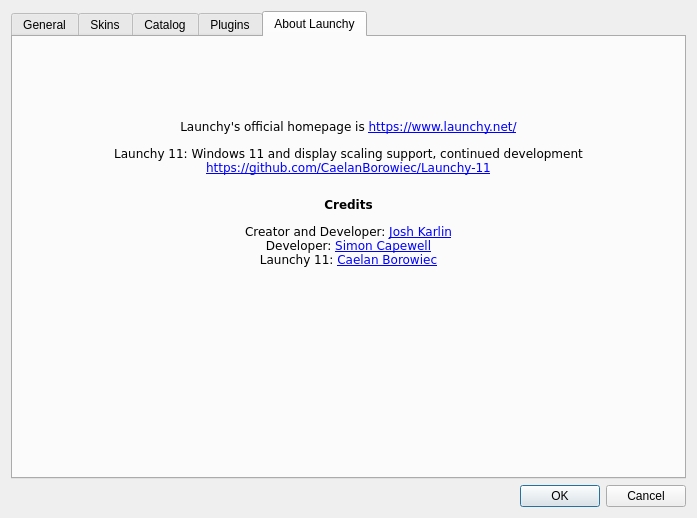
Before: the Qt Designer form Launchy11/src/options.ui in CaelanBorowiec/Launchy-Remastered, drawn with Qt 5.
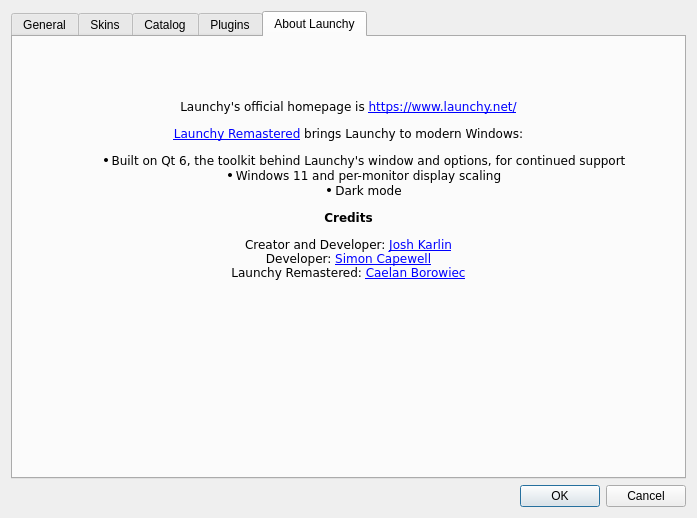
After: the same form once the commit is applied. Icons and pictures are not drawn. Custom widgets are drawn as their Qt base class.

Commit message:
chore: rebrand as Launchy Remastered
Rename the Options window and About tab to Launchy Remastered, list the main features as bullets, and link the app name instead of showing the bare repo URL. Tighten About spacing so the uninstall note is not clipped. Point update checks, crash reports, installer, and build docs at the renamed Launchy-Remastered repo.

```diff
--- a/Launchy11/src/options.ui
+++ b/Launchy11/src/options.ui
@@ -1016,7 +1016,7 @@
           <number>40</number>
          </property>
          <property name="verticalSpacing">
-          <number>22</number>
+          <number>12</number>
          </property>
          <item row="0" column="0">
           <widget class="QLabel" name="icon">
@@ -1073,7 +1073,12 @@
            </property>
            <property name="text">
             <string>&lt;p&gt;Launchy's official homepage is &lt;a href=&quot;https://www.launchy.net/&quot;&gt;https://www.launchy.net/&lt;/a&gt;&lt;/p&gt;
-&lt;p&gt;Launchy 11: Windows 11 and display scaling support, continued development&lt;br&gt;&lt;a href=&quot;https://github.com/CaelanBorowiec/Launchy-11&quot;&gt;https://github.com/CaelanBorowiec/Launchy-11&lt;/a&gt;&lt;/p&gt;</string>
+&lt;p&gt;&lt;a href=&quot;https://github.com/CaelanBorowiec/Launchy-Remastered&quot;&gt;Launchy Remastered&lt;/a&gt; brings Launchy to modern Windows:&lt;/p&gt;
+&lt;ul&gt;
+&lt;li&gt;Built on Qt 6, the toolkit behind Launchy's window and options, for continued support&lt;/li&gt;
+&lt;li&gt;Windows 11 and per-monitor display scaling&lt;/li&gt;
+&lt;li&gt;Dark mode&lt;/li&gt;
+&lt;/ul&gt;</string>
            </property>
            <property name="textFormat">
             <enum>Qt::RichText</enum>
@@ -1110,7 +1115,7 @@
            </property>
            <property name="text">
             <string>&lt;p align=&quot;center&quot;&gt;&lt;b&gt;Credits&lt;/b&gt;&lt;/p&gt;
-&lt;p align=&quot;center&quot;&gt;Creator and Developer: &lt;a href=&quot;https://www.launchy.net/&quot;&gt;Josh Karlin&lt;/a&gt;&lt;br&gt;Developer: &lt;a href=&quot;https://sourceforge.net/projects/launchy/&quot;&gt;Simon Capewell&lt;/a&gt;&lt;br&gt;Launchy 11: &lt;a href=&quot;https://github.com/CaelanBorowiec/Launchy-11&quot;&gt;Caelan Borowiec&lt;/a&gt;&lt;/p&gt;</string>
+&lt;p align=&quot;center&quot;&gt;Creator and Developer: &lt;a href=&quot;https://www.launchy.net/&quot;&gt;Josh Karlin&lt;/a&gt;&lt;br&gt;Developer: &lt;a href=&quot;https://sourceforge.net/projects/launchy/&quot;&gt;Simon Capewell&lt;/a&gt;&lt;br&gt;Launchy Remastered: &lt;a href=&quot;https://github.com/CaelanBorowiec/Launchy-Remastered&quot;&gt;Caelan Borowiec&lt;/a&gt;&lt;/p&gt;</string>
            </property>
            <property name="textFormat">
             <enum>Qt::RichText</enum>
```
Left out of the diff: 2 changed lines with no effect on the pictures. The commit also changes 4 other files.
